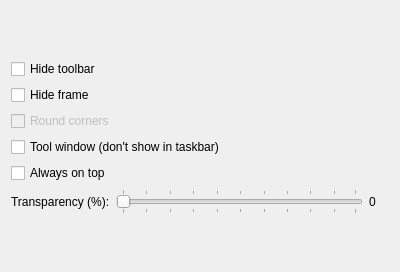
Qt form plugins/main_window/mainwinoptions.ui (xjohncz/saje) before a commit.
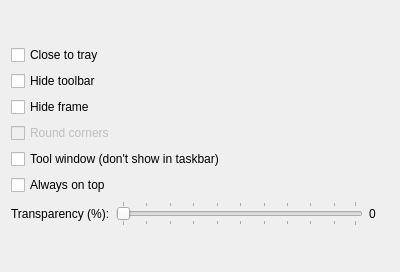
The same form after that commit. Custom widgets are drawn as their Qt base class.

Commit message: starting file transfer module for common file transfer UI make options default to showing accounts page, show options if no accounts defined default main window to normal exit on close, added checkbox for 'close to tray' turn off round corners default for popups

What changed in the file:
```diff
--- a/plugins/main_window/mainwinoptions.ui
+++ b/plugins/main_window/mainwinoptions.ui
@@ -27,8 +27,15 @@
     </spacer>
    </item>
    <item>
-    <widget class="QCheckBox" name="chkNoToolbar" >
-     <property name="text" >
+    <widget class="QCheckBox" name="chkCloseToTray">
+     <property name="text">
+      <string>Close to tray</string>
+     </property>
+    </widget>
+   </item>
+   <item>
+    <widget class="QCheckBox" name="chkNoToolbar">
+     <property name="text">
       <string>Hide toolbar</string>
      </property>
     </widget>
@@ -113,7 +120,7 @@
    </item>
   </layout>
  </widget>
- <layoutdefault spacing="6" margin="11" />
+ <layoutdefault spacing="6" margin="11"/>
  <customwidgets>
   <customwidget>
    <class>OptionsPageI</class>
```
Left out of the diff: 67 changed lines with no effect on the pictures. The commit also changes 21 other files.
